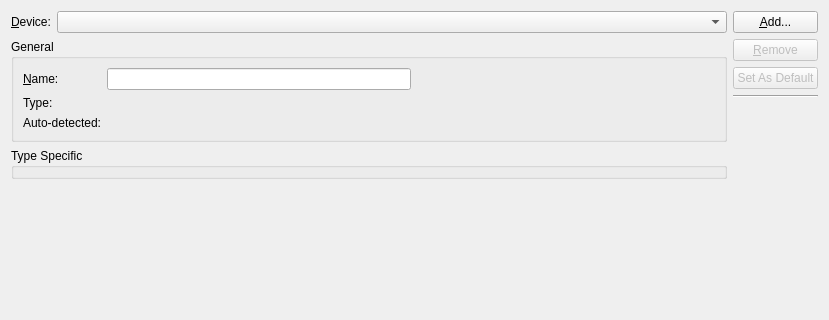
This is src/plugins/projectexplorer/devicesupport/devicesettingswidget.ui in qt-creator/qt-creator as Qt 5 draws it before an edit; both pictures show x 0 to 829 and y 0 to 320 of the 829 by 516 pixel window. The edited form follows.
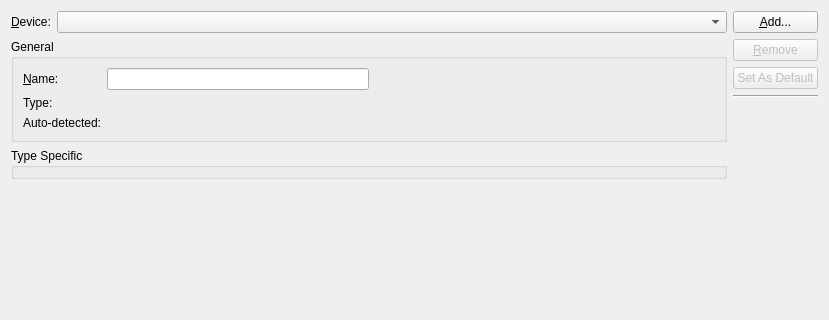
This is the edited form.

Commit message:
Device settings widget improvements.
- Use a form layout in the "General" group box - now the labels are
  aligned according to the platform.
- Set a minimum height for the "Type Specific" group box. If there are
  no devices the "Type Specific" label will be not cut off by the
  underlying spacer.

```diff
--- a/src/plugins/projectexplorer/devicesupport/devicesettingswidget.ui
+++ b/src/plugins/projectexplorer/devicesupport/devicesettingswidget.ui
@@ -51,7 +51,22 @@
        <property name="title">
         <string>General</string>
        </property>
-       <layout class="QGridLayout" name="gridLayout">
+       <layout class="QHBoxLayout" name="horizontalLayout_2">
+        <item>
+         <layout class="QFormLayout" name="formLayout_2">
+          <item row="0" column="0">
+           <widget class="QLabel" name="deviceNameLabel">
+            <property name="text">
+             <string>&amp;Name:</string>
+            </property>
+            <property name="buddy">
+             <cstring>nameLineEdit</cstring>
+            </property>
+           </widget>
+          </item>
+          <item row="0" column="1">
+           <widget class="QLineEdit" name="nameLineEdit"/>
+          </item>
         <item row="1" column="0">
          <widget class="QLabel" name="oSTypeLabel">
           <property name="text">
@@ -66,7 +81,23 @@
           </property>
          </widget>
         </item>
-        <item row="0" column="2">
+          <item row="2" column="0">
+           <widget class="QLabel" name="autoDetectionKeyLabel">
+            <property name="text">
+             <string>Auto-detected:</string>
+            </property>
+           </widget>
+          </item>
+          <item row="2" column="1">
+           <widget class="QLabel" name="autoDetectionValueLabel">
+            <property name="text">
+             <string/>
+            </property>
+           </widget>
+          </item>
+         </layout>
+        </item>
+        <item>
          <spacer name="horizontalSpacer">
           <property name="orientation">
            <enum>Qt::Horizontal</enum>
@@ -79,33 +110,6 @@
           </property>
          </spacer>
         </item>
-        <item row="0" column="1">
-         <widget class="QLineEdit" name="nameLineEdit"/>
-        </item>
-        <item row="0" column="0">
-         <widget class="QLabel" name="deviceNameLabel">
-          <property name="text">
-           <string>&amp;Name:</string>
-          </property>
-          <property name="buddy">
-           <cstring>nameLineEdit</cstring>
-          </property>
-         </widget>
-        </item>
-        <item row="2" column="0">
-         <widget class="QLabel" name="autoDetectionKeyLabel">
-          <property name="text">
-           <string>Auto-detected:</string>
-          </property>
-         </widget>
-        </item>
-        <item row="2" column="1">
-         <widget class="QLabel" name="autoDetectionValueLabel">
-          <property name="text">
-           <string/>
-          </property>
-         </widget>
-        </item>
        </layout>
       </widget>
      </item>
```
Left out of the diff: 6 changed lines with no effect on the pictures. Lines whose indentation alone changed are shown as unchanged.
